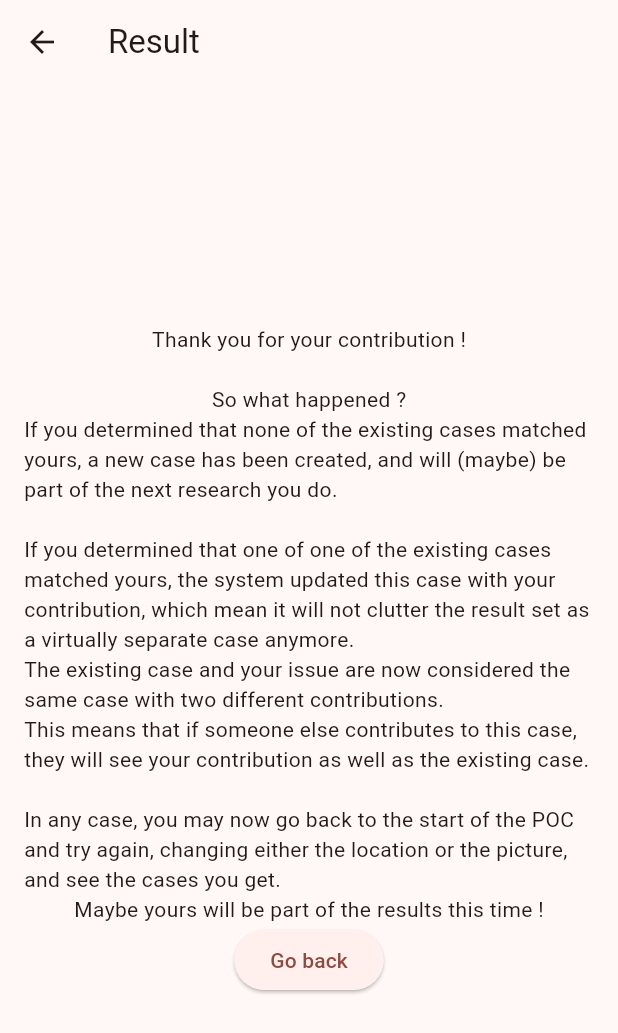
After one commit to Briefgarde/categorizer2, a Flutter app: the ResultPage screen opened directly, on a phone screen of 412 x 824 dp. The commit adds this screen. Shown: the top 1033 px of the screen. Run offline on Flutter 3.47's test engine with Material 3 defaults, Android fonts, the phone set to English and light mode, and no system bars; our stand-ins replace carousel_slider, firebase_core, firebase_storage, flutter_map, geocoding, geolocator and 2 more; accounts and stored records are empty; statements that could not run were skipped.

Commit message:
minor graphic update, added a result/conclusion page

```diff
--- a/lib/pages/image_selector.dart
+++ b/lib/pages/image_selector.dart
@@ -183,7 +183,7 @@ class _ImageSelectorState extends State<ImageSelector>{
         {
           "image": {"content": sendData},
           "features": [
-            {"type": "LABEL_DETECTION", "maxResults": 10}
+            {"type": "LABEL_DETECTION", "maxResults": 20}
           ]
         }
       ]
--- a/lib/pages/location_decider.dart
+++ b/lib/pages/location_decider.dart
@@ -14,6 +14,8 @@ class LocationDecider extends StatelessWidget {
         title: const Text("Where are you ?"),
       ),
       body: Center(
+        child: Padding(
+          padding: const EdgeInsets.all(16.0),
           child: Column(
             children: [
               const Text("Here is the picture you took"),
@@ -50,6 +52,7 @@ class LocationDecider extends StatelessWidget {
             ],
           ),
         ),
+      ),
     );
   }
 }
--- a/lib/pages/map_screen.dart
+++ b/lib/pages/map_screen.dart
@@ -24,10 +24,12 @@ class _MapScreenState extends State<MapScreen> {
         options: MapOptions(
           initialCenter: widget.issue.coordinates!,
           onTap: (tapPosition, point) => {
+              print("lat : ${point.latitude} long : ${point.longitude}"),
               setState(() {
                 markerCoord = point;
+                widget.issue.coordinates = point;
               }),
-              widget.issue.coordinates = point
+
             },
         ),
         children: [
--- /dev/null
+++ b/lib/pages/result.dart
@@ -0,0 +1,39 @@
+import 'package:flutter/material.dart';
+
+class ResultPage extends StatelessWidget {
+  const ResultPage({Key? key}) : super(key: key);
+
+  @override
+  Widget build(BuildContext context) {
+    return Scaffold(
+      appBar: AppBar(title: const Text("Result")),
+      body: Center(
+        child: Padding(
+          padding: const EdgeInsets.all(16.0),
+          child: Column(
+            mainAxisAlignment: MainAxisAlignment.center,
+            children: [
+              const Text("Thank you for your contribution !"),
+              const SizedBox(height: 20),
+              const Text("So what happened ?"),
+              const Text("If you determined that none of the existing cases matched yours, a new case has been created, and will (maybe) be part of the next research you do."),
+              const SizedBox(height: 20),
+              const Text("If you determined that one of one of the existing cases matched yours, the system updated this case with your contribution, which mean it will not clutter the result set as a virtually separate case anymore."),
+              const Text("The existing case and your issue are now considered the same case with two different contributions."),
+              const Text("This means that if someone else contributes to this case, they will see your contribution as well as the existing case."),
+              const SizedBox(height: 20),
+              const Text("In any case, you may now go back to the start of the POC and try again, changing either the location or the picture, and see the cases you get."),
+              const Text("Maybe yours will be part of the results this time !"),
+              ElevatedButton(
+                onPressed: () {
+                  Navigator.popUntil(context, (route) => route.isFirst);
+                },
+                child: const Text("Go back")
+              )
+            ],
+          ),
+        ),
+      ),
+    );
+  }
+}
--- a/pubspec.yaml
+++ b/pubspec.yaml
@@ -63,6 +63,8 @@ dev_dependencies:
 
 # The following section is specific to Flutter packages.
 flutter:
+  assets:
+    - assets/images/wedontdothathere.jpg
 
   # The following line ensures that the Material Icons font is
   # included with your application, so that you can use the icons in
```
Also changed, not shown: lib/models/issue.dart (+16 -3 lines), lib/pages/cases_reviewer.dart (+26 -1 lines), lib/pages/intro.dart (+7 -2 lines), lib/widgets/cases_shower.dart (+57 -27 lines), assets/images/wedontdothathere.jpg (added). Lines whose indentation alone changed are shown as unchanged.
